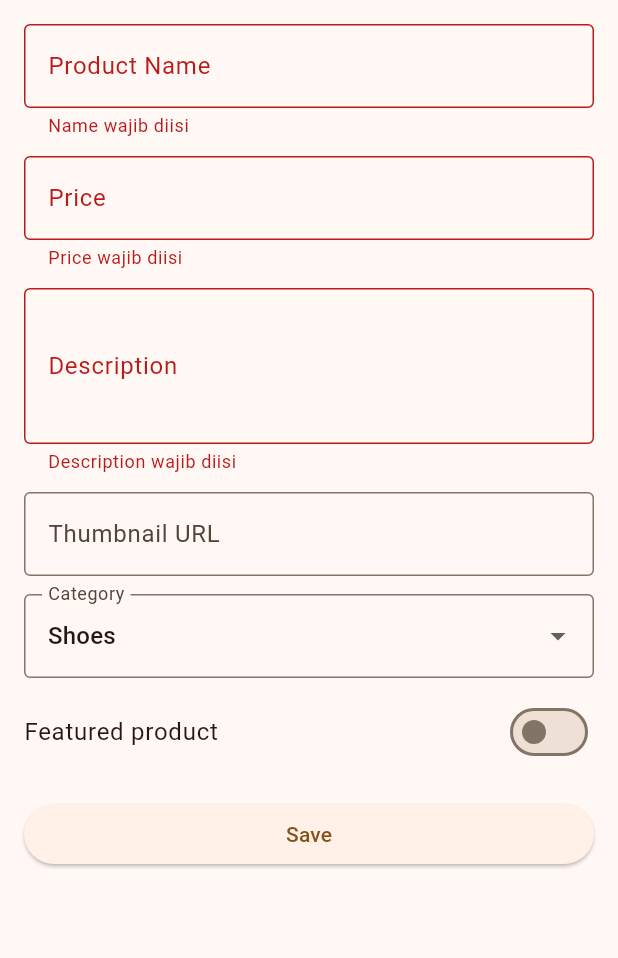
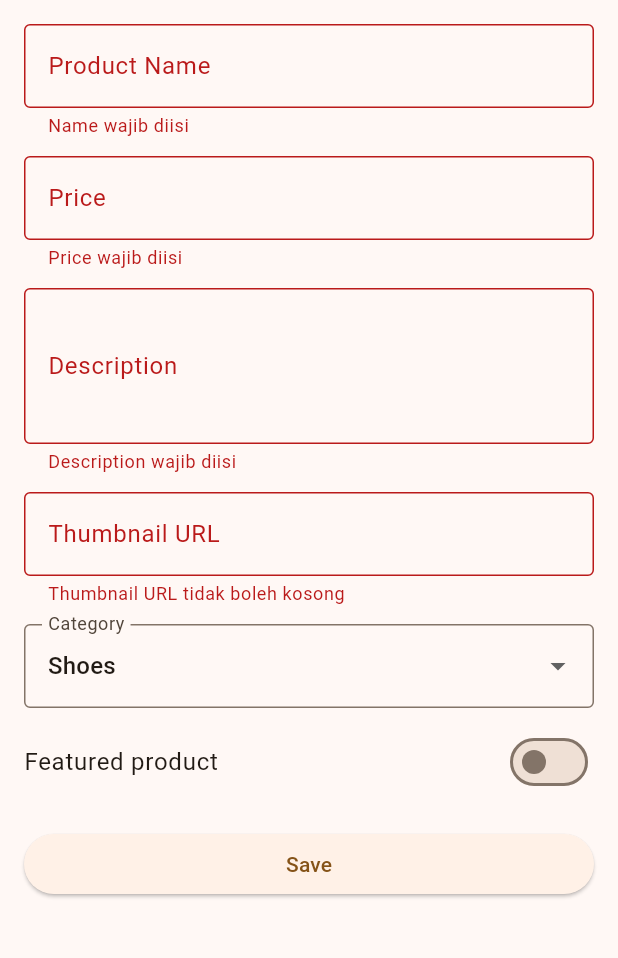
Before and after one commit to karlaraswanda/football-shop-mobile, a Flutter app: the ProductFormPage screen opened directly, after a tap on "Save", on a phone screen of 412 x 824 dp, the part 84-1042 px from its top. Run offline on Flutter 3.47's test engine with Material 3 defaults, Android fonts, the phone set to English and light mode, and no system bars.

Commit message:
fix: navigasi Create Product, validator Thumbnail URL

```diff
--- a/lib/screens/product_form.dart
+++ b/lib/screens/product_form.dart
@@ -125,10 +125,12 @@ class _ProductFormPageState extends State<ProductFormPage> {
                 ),
                 keyboardType: TextInputType.url,
                 validator: (v) {
-                  if (v == null || v.trim().isEmpty) return null;
+                  if (v == null || v.trim().isEmpty) {
+                    return 'Thumbnail URL tidak boleh kosong';
+                  }
                   final uri = Uri.tryParse(v.trim());
-                  if (uri == null || !uri.hasScheme || !uri.hasAuthority) {
-                    return 'URL tidak valid';
+                  if (uri == null || !(uri.isScheme('http') || uri.isScheme('https'))) {
+                    return 'Masukkan URL yang valid (http/https)';
                   }
                   return null;
                 },
```
Also changed, not shown: lib/screens/menu.dart (+5 -9 lines).
